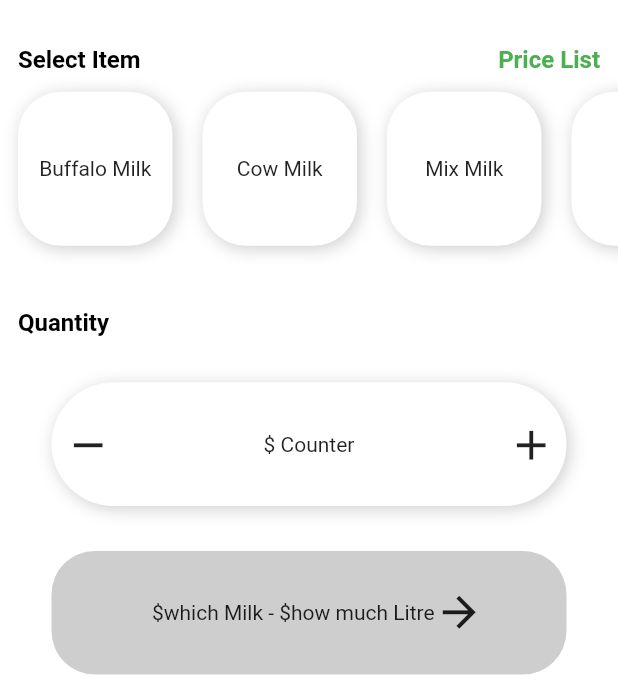
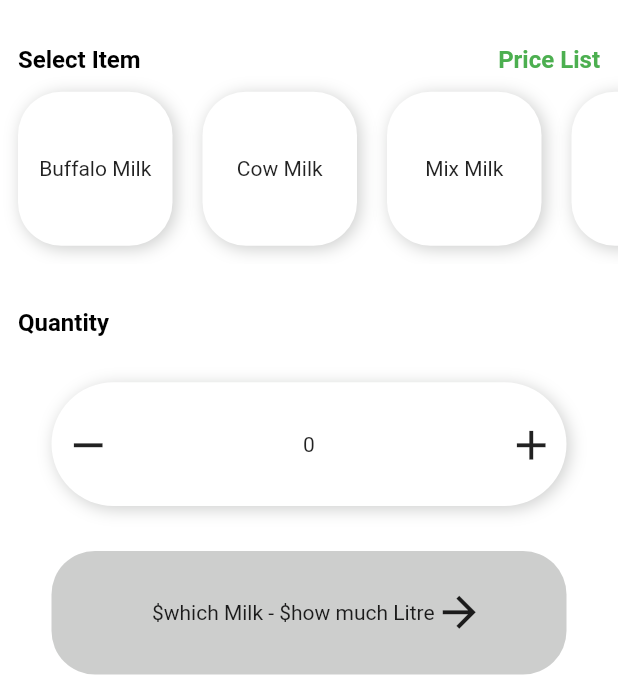
Before and after one commit to Logoutbye/Milk-Zilla, a Flutter app: the BuyerScreen screen opened directly, on a phone screen of 412 x 824 dp, the part 544-1236 px from its top. Run offline on Flutter 3.47's test engine with Material 2 defaults, Android fonts, the phone set to English and light mode, and no system bars; our stand-ins replace another_flushbar, cloud_firestore, firebase_auth, firebase_core, fluttertoast, lottie; accounts and stored records are empty.

Commit message:
provider

```diff
--- a/lib/View/Buyer_UI/buyer_screen.dart
+++ b/lib/View/Buyer_UI/buyer_screen.dart
@@ -7,7 +7,9 @@ import 'package:lottie/lottie.dart';
 import 'package:milk_zilla/Model/price_list_model.dart';
 import 'package:milk_zilla/View/Buyer_UI/check_out_screen.dart';
 import 'package:milk_zilla/View/Buyer_UI/price_list.dart';
+import 'package:milk_zilla/provider/selected_item_provider.dart';
 import 'package:milk_zilla/res/Components/my_drawer.dart';
+import 'package:provider/provider.dart';
 
 import '../../res/my_colors.dart';
 
@@ -21,6 +23,8 @@ class BuyerScreen extends StatefulWidget {
 class _BuyerScreenState extends State<BuyerScreen> {
   @override
   Widget build(BuildContext context) {
+    final selectedItemProvider = Provider.of<SelectedItemProvider>(context);
+    print("build whole");
     return Scaffold(
       backgroundColor: MyColors.kWhite,
       appBar: AppBar(
@@ -107,7 +111,8 @@ class _BuyerScreenState extends State<BuyerScreen> {
                         fontWeight: FontWeight.bold)),
                 Spacer(),
                 InkWell(
-                  onTap: () => Navigator.of(context).push(MaterialPageRoute(builder: (context)=>priceList())),
+                  onTap: () => Navigator.of(context).push(
+                      MaterialPageRoute(builder: (context) => priceList())),
                   child: Text('Price List',
                       style: TextStyle(
                           color: MyColors.kPrimary,
@@ -266,42 +271,54 @@ class _BuyerScreenState extends State<BuyerScreen> {
           SizedBox(
             height: 30,
           ),
-          Container(
+          Consumer<SelectedItemProvider>(
+            builder: (BuildContext context, value, Widget? child) {
+              return Container(
                 width: MediaQuery.of(context).size.width / 1.2,
                 height: MediaQuery.of(context).size.height / 10,
-            decoration: BoxDecoration(boxShadow: [
+                decoration: BoxDecoration(
+                    boxShadow: [
                       BoxShadow(
                         color: MyColors.kshadow,
                         blurRadius: 9,
                         offset: Offset(2, 2), // Shadow position
                       ),
-            ], color: MyColors.kWhite, borderRadius: BorderRadius.circular(49)),
+                    ],
+                    color: MyColors.kWhite,
+                    borderRadius: BorderRadius.circular(49)),
                 child: Row(
                   children: [
                     IconButton(
-                    onPressed: () {},
+                        onPressed: () {
+                          value.decrementSelectedItem();
+                        },
                         icon: Icon(
                           Icons.remove,
                           size: 33,
                         )),
                     Spacer(),
-                Text('\$ Counter'),
+                    Text('${value.selectedItem}'),
                     Spacer(),
                     IconButton(
-                    onPressed: () {},
+                        onPressed: () {
+                          value.incrementSelectedItem();
+                        },
                         icon: Icon(
                           Icons.add,
                           size: 33,
                         ))
                   ],
                 ),
+              );
+            },
           ),
           SizedBox(
             height: 30,
           ),
           InkWell(
             onTap: () {
-              Navigator.of(context).push(MaterialPageRoute(builder: (context)=>CheckOutScreen()));
+              Navigator.of(context).push(
+                  MaterialPageRoute(builder: (context) => CheckOutScreen()));
             },
             child: Container(
               width: MediaQuery.of(context).size.width / 1.2,
@@ -336,5 +353,4 @@ class _BuyerScreenState extends State<BuyerScreen> {
       ),
     );
   }
-
 }
--- /dev/null
+++ b/lib/provider/selected_item_provider.dart
@@ -0,0 +1,18 @@
+import 'package:flutter/foundation.dart';
+
+
+
+class SelectedItemProvider with ChangeNotifier {
+  int _selectedItem = 0;
+  int get selectedItem => _selectedItem;
+
+  void incrementSelectedItem() {
+    _selectedItem++;
+    notifyListeners();
+  }
+
+  void decrementSelectedItem() {
+    _selectedItem--;
+    notifyListeners();
+  }
+}
--- a/pubspec.yaml
+++ b/pubspec.yaml
@@ -46,6 +46,7 @@ dependencies:
   fluttertoast: ^8.2.1
   another_flushbar: ^1.12.29
   lottie: ^2.3.2
+  provider: ^6.0.5
 
 
 dev_dependencies:
```
Also changed, not shown: lib/main.dart (+7 -1 lines), pubspec.lock. Lines whose indentation alone changed are shown as unchanged.
